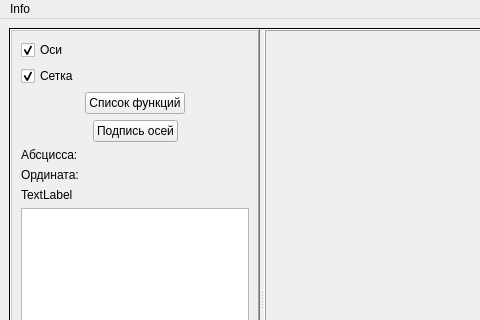
First picture: the form in mainwindow/mainwindow.ui, repository GirvitAlexander/Graph, before the edit; both pictures show x 0 to 480 and y 0 to 320 of the 800 by 600 pixel window.
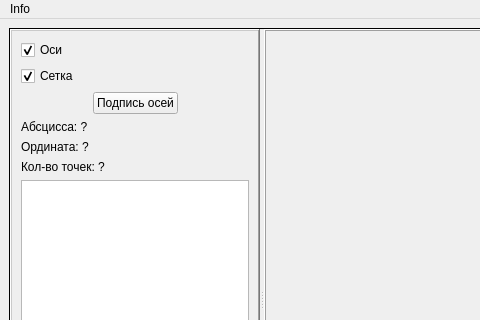
Second picture: the form after the edit. Custom widgets are drawn as their Qt base class.

The edit to the form file:
```diff
--- a/mainwindow/mainwindow.ui
+++ b/mainwindow/mainwindow.ui
@@ -68,41 +68,7 @@
        </property>
        <layout class="QGridLayout" name="gridLayout_2">
         <item row="2" column="0">
-         <layout class="QHBoxLayout" name="horizontalLayout_2">
-          <item>
-           <spacer name="horizontalSpacer">
-            <property name="orientation">
-             <enum>Qt::Horizontal</enum>
-            </property>
-            <property name="sizeHint" stdset="0">
-             <size>
-              <width>40</width>
-              <height>20</height>
-             </size>
-            </property>
-           </spacer>
-          </item>
-          <item>
-           <widget class="QPushButton" name="listGraphs">
-            <property name="text">
-             <string>Список функций</string>
-            </property>
-           </widget>
-          </item>
-          <item>
-           <spacer name="horizontalSpacer_2">
-            <property name="orientation">
-             <enum>Qt::Horizontal</enum>
-            </property>
-            <property name="sizeHint" stdset="0">
-             <size>
-              <width>40</width>
-              <height>20</height>
-             </size>
-            </property>
-           </spacer>
-          </item>
-         </layout>
+         <layout class="QHBoxLayout" name="horizontalLayout_2"/>
         </item>
         <item row="8" column="0">
          <widget class="QTextBrowser" name="textBrowser"/>
@@ -160,14 +126,14 @@
         <item row="6" column="0">
          <widget class="QLabel" name="ord">
           <property name="text">
-           <string>Ордината:</string>
+           <string>Ордината: ?</string>
           </property>
          </widget>
         </item>
         <item row="5" column="0">
          <widget class="QLabel" name="abs">
           <property name="text">
-           <string>Абсцисса:</string>
+           <string>Абсцисса: ?</string>
           </property>
          </widget>
         </item>
@@ -211,7 +177,7 @@
         <item row="7" column="0">
          <widget class="QLabel" name="testNum">
           <property name="text">
-           <string>TextLabel</string>
+           <string>Кол-во точек: ?</string>
           </property>
          </widget>
         </item>
```
Left out of the diff: 2 changed lines with no effect on the pictures.
